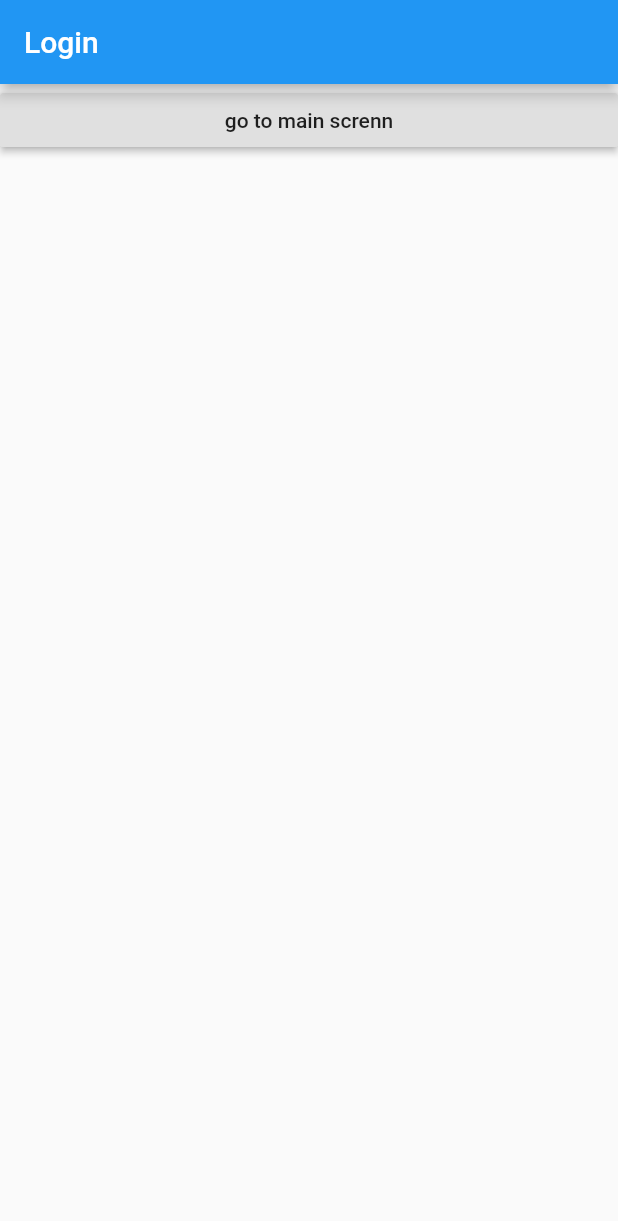
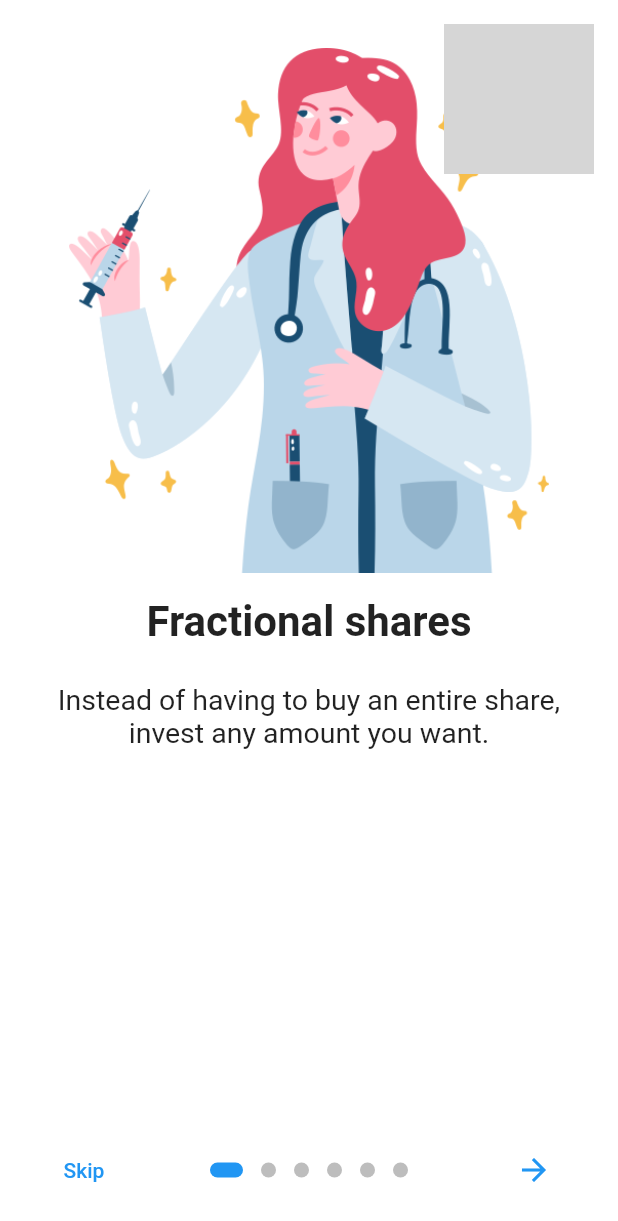
Before and after one commit to navellmedia/doctocall, a Flutter app: the screen it shows after launch, on a phone screen of 412 x 824 dp. Shown: the top 1221 px of the screen. Run offline on Flutter 3.47's test engine with Material 2 defaults, Android fonts, the phone set to English and light mode, and no system bars; drawn by our look-alikes of introduction_screen; our stand-ins replace shared_preferences; grey boxes are pictures that could not be loaded.

```diff
--- a/lib/coreapp/routing/generate_routes.dart
+++ b/lib/coreapp/routing/generate_routes.dart
@@ -1,3 +1,4 @@
+import 'package:doctorcall/features/boarding_feature/boarding_screen.dart';
 import 'package:doctorcall/features/doctor_feature/screens/doctor_screen.dart';
 import 'package:doctorcall/features/login_feature/screens/login_screen.dart';
 import 'package:doctorcall/features/main_page_feature/screens/main_screen.dart';
@@ -17,6 +18,8 @@ Route<dynamic> generateRoute(RouteSettings settings) {
       return MaterialPageRoute(builder: (context) => RegisterScreen());
     case Routes.MAIN:
       return MaterialPageRoute(builder: (context) => MainScreen());
+    case Routes.ONBOARDING:
+      return MaterialPageRoute(builder: (context) => BordingScreen());
     case Routes.DOCTOR:
       String _doctorName = settings.arguments as String;
       return MaterialPageRoute(builder: (context) => DoctorScreen(doctorName: _doctorName,));
--- a/lib/coreapp/routing/routes.dart
+++ b/lib/coreapp/routing/routes.dart
@@ -8,4 +8,5 @@ class Routes {
   static const MESSAGE = "/message";
   static const PROFILE = "/profile";
   static const DOCTOR = "/doctor";
+  static const ONBOARDING = "/onboarding";
 }
--- /dev/null
+++ b/lib/features/boarding_feature/boarding_screen.dart
@@ -0,0 +1,180 @@
+import 'package:doctorcall/features/login_feature/screens/login_screen.dart';
+import 'package:flutter/material.dart';
+import 'package:introduction_screen/introduction_screen.dart';
+
+class BordingScreen extends StatefulWidget {
+  const BordingScreen({Key? key}) : super(key: key);
+
+  @override
+  _BordingScreenState createState() => _BordingScreenState();
+}
+
+class _BordingScreenState extends State<BordingScreen> {
+  final introKey = GlobalKey<IntroductionScreenState>();
+
+  void _onIntroEnd(context) {
+    Navigator.of(context).push(
+      MaterialPageRoute(builder: (_) => LoginScreen()),
+    );
+  }
+
+  Widget _buildFullscrenImage() {
+    return Image.asset(
+      'assets/fullscreen.jpg',
+      fit: BoxFit.cover,
+      height: double.infinity,
+      width: double.infinity,
+      alignment: Alignment.center,
+    );
+  }
+
+  Widget _buildImage(String assetName, [double width = 350]) {
+    return Image.asset('assets/image/$assetName', width: width);
+  }
+
+  @override
+  Widget build(BuildContext context) {
+    const bodyStyle = TextStyle(fontSize: 19.0);
+
+    const pageDecoration = const PageDecoration(
+      titleTextStyle: TextStyle(fontSize: 28.0, fontWeight: FontWeight.w700),
+      bodyTextStyle: bodyStyle,
+      descriptionPadding: EdgeInsets.fromLTRB(16.0, 0.0, 16.0, 16.0),
+      pageColor: Colors.white,
+      imagePadding: EdgeInsets.zero,
+    );
+
+    return IntroductionScreen(
+      key: introKey,
+      globalBackgroundColor: Colors.white,
+      globalHeader: Align(
+        alignment: Alignment.topRight,
+        child: SafeArea(
+          child: Padding(
+            padding: const EdgeInsets.only(top: 16, right: 16),
+            child: _buildImage('flutter.png', 100),
+          ),
+        ),
+      ),
+      // globalFooter: SizedBox(
+      //   width: double.infinity,
+      //   height: 60,
+      //   child: ElevatedButton(
+      //     child: const Text(
+      //       'Let\s go right away!',
+      //       style: TextStyle(fontSize: 16.0, fontWeight: FontWeight.bold),
+      //     ),
+      //     onPressed: () => _onIntroEnd(context),
+      //   ),
+      // ),
+      pages: [
+        PageViewModel(
+          title: "Fractional shares",
+          body:
+          "Instead of having to buy an entire share, invest any amount you want.",
+          image: _buildImage('doctorflaction.png'),
+          decoration: pageDecoration.copyWith(
+            contentMargin: const EdgeInsets.symmetric(horizontal: 16),
+            //fullScreen: true,
+            //bodyFlex: 2,
+            //imageFlex: 3,
+          ),
+        ),
+        PageViewModel(
+          title: "Learn as you go",
+          body:
+          "Download the Stockpile app and master the market with our mini-lesson.",
+          image: _buildImage('img2.jpg'),
+          decoration: pageDecoration,
+        ),
+        PageViewModel(
+          title: "Kids and teens",
+          body:
+          "Kids and teens can track their stocks 24/7 and place trades that you approve.",
+          image: _buildImage('img3.jpg'),
+          decoration: pageDecoration,
+        ),
+        PageViewModel(
+          title: "Full Screen Page",
+          body:
+          "Pages can be full screen as well.\n\nLorem ipsum dolor sit amet, consectetur adipiscing elit. Nunc id euismod lectus, non tempor felis. Nam rutrum rhoncus est ac venenatis.",
+          image: _buildFullscrenImage(),
+          decoration: pageDecoration.copyWith(
+            contentMargin: const EdgeInsets.symmetric(horizontal: 16),
+            fullScreen: true,
+            bodyFlex: 2,
+            imageFlex: 3,
+          ),
+        ),
+        PageViewModel(
+          title: "Another title page",
+          body: "Another beautiful body text for this example onboarding",
+          image: _buildImage('img2.jpg'),
+          footer: ElevatedButton(
+            onPressed: () {
+              introKey.currentState?.animateScroll(0);
+            },
+            child: const Text(
+              'FooButton',
+              style: TextStyle(color: Colors.white),
+            ),
+            style: ElevatedButton.styleFrom(
+              primary: Colors.lightBlue,
+              shape: RoundedRectangleBorder(
+                borderRadius: BorderRadius.circular(8.0),
+              ),
+            ),
+          ),
+          decoration: pageDecoration,
+        ),
+        PageViewModel(
+          title: "Title of last page - reversed",
+          bodyWidget: Row(
+            mainAxisAlignment: MainAxisAlignment.center,
+            children: const [
+              Text("Click on ", style: bodyStyle),
+              Icon(Icons.edit),
+              Text(" to edit a post", style: bodyStyle),
+            ],
+          ),
+          decoration: pageDecoration.copyWith(
+            bodyFlex: 2,
+            imageFlex: 4,
+            bodyAlignment: Alignment.bottomCenter,
+            imageAlignment: Alignment.topCenter,
+          ),
+          image: _buildImage('img1.jpg'),
+          reverse: true,
+        ),
+      ],
+      onDone: () => _onIntroEnd(context),
+      //onSkip: () => _onIntroEnd(context), // You can override onSkip callback
+      showSkipButton: true,
+      skipFlex: 0,
+      nextFlex: 0,
+      //rtl: true, // Display as right-to-left
+      skip: const Text('Skip'),
+      next: const Icon(Icons.arrow_forward),
+      done: const Text('Done', style: TextStyle(fontWeight: FontWeight.w600)),
+      curve: Curves.fastLinearToSlowEaseIn,
+      controlsMargin: const EdgeInsets.all(16),
+      controlsPadding: false
+          ? const EdgeInsets.all(12.0)
+          : const EdgeInsets.fromLTRB(8.0, 4.0, 8.0, 4.0),
+      dotsDecorator: const DotsDecorator(
+        size: Size(10.0, 10.0),
+        color: Color(0xFFBDBDBD),
+        activeSize: Size(22.0, 10.0),
+        activeShape: RoundedRectangleBorder(
+          borderRadius: BorderRadius.all(Radius.circular(25.0)),
+        ),
+      ),
+      // dotsContainerDecorator: const ShapeDecoration(
+      //   color: Colors.black87,
+      //   shape: RoundedRectangleBorder(
+      //     borderRadius: BorderRadius.all(Radius.circular(8.0)),
+      //   ),
+      // ),
+    );
+  }
+}
--- a/lib/features/splash_screen_feature/screens/splash_screen.dart
+++ b/lib/features/splash_screen_feature/screens/splash_screen.dart
@@ -14,7 +14,7 @@ class SplashScreen extends StatefulWidget {
 class _SplashScreenState extends State<SplashScreen> {
   @override
   void initState() {
-    Timer(Duration(seconds: 5),() => Navigator.restorablePushReplacementNamed(context, Routes.LOGIN));
+    Timer(Duration(seconds: 5),() => Navigator.restorablePushReplacementNamed(context, Routes.ONBOARDING));
     super.initState();
   }
 
--- a/pubspec.yaml
+++ b/pubspec.yaml
@@ -18,7 +18,7 @@ publish_to: 'none' # Remove this line if you wish to publish to pub.dev
 version: 1.0.0+1
 
 environment:
-  sdk: ">=2.15.0-126.0.dev <3.0.0"
+  sdk: ">=2.12.0 <3.0.0"
 
 # Dependencies specify other packages that your package needs in order to work.
 # To automatically upgrade your package dependencies to the latest versions
@@ -34,6 +34,10 @@ dependencies:
   # The following adds the Cupertino Icons font to your application.
   # Use with the CupertinoIcons class for iOS style icons.
   cupertino_icons: ^1.0.2
+  http: ^0.13.4
+
+  shared_preferences: ^2.0.6
+  introduction_screen: ^2.1.0
 
 dev_dependencies:
   flutter_test:
```
Also changed, not shown: lib/coreapp/service/session_service.dart (added, +23 -0 lines), lib/features/login_feature/models/login_response.dart (added, +33 -0 lines), lib/features/login_feature/screens/login_screen.dart (+97 -7 lines), pubspec.lock.
